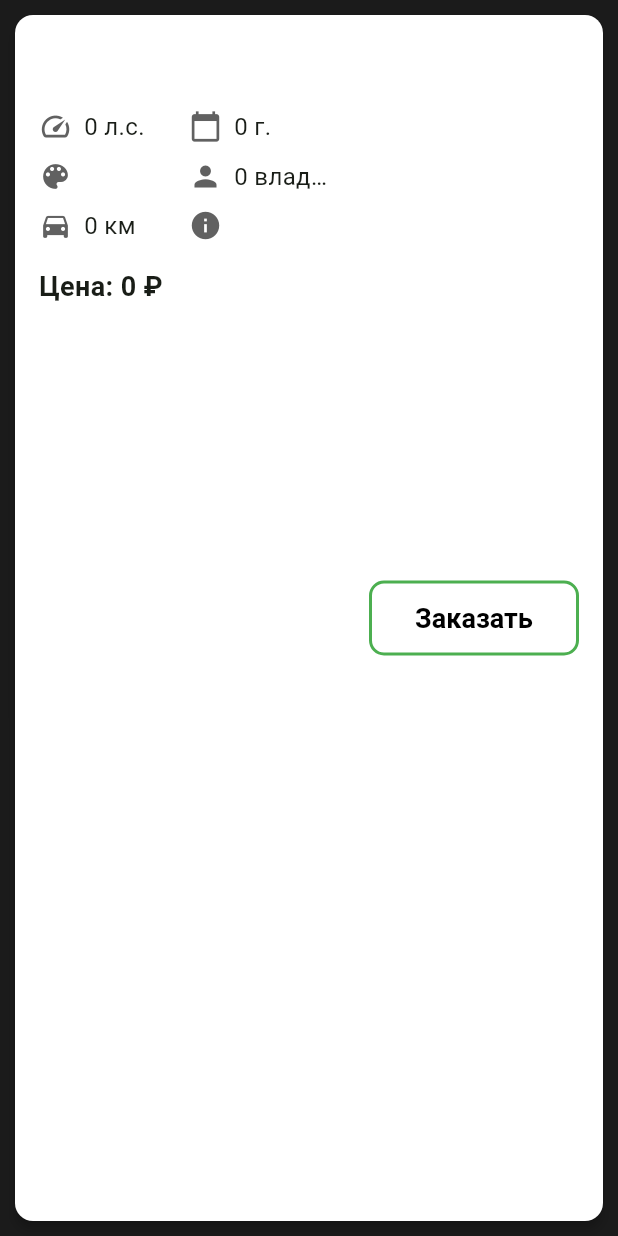
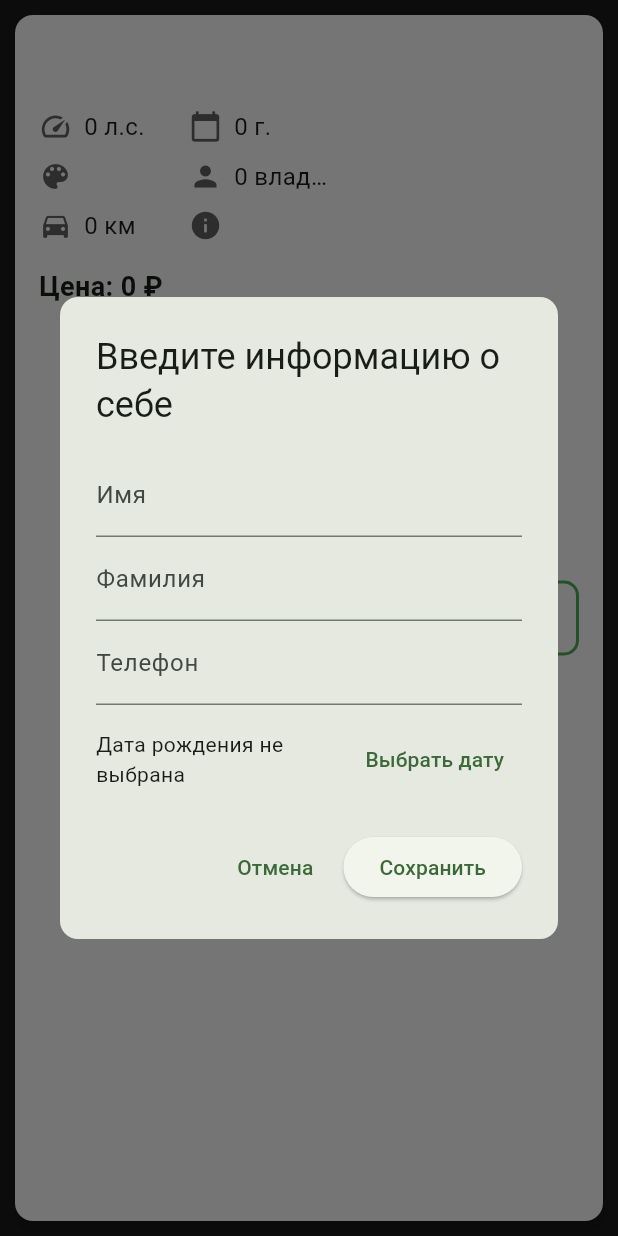
Before and after one commit to Sa9ne/College, a Flutter app: the CarCard widget shown alone on an empty page, opened directly with empty values, after a tap on "Заказать", on a phone screen of 412 x 824 dp. Run offline on Flutter 3.47's test engine with Material 3 defaults, Android fonts, the phone set to English and light mode, and no system bars; network calls fail.

Commit message:
add bought and client

```diff
--- a/CarService/frontend/lib/widgets/Catalog.dart
+++ b/CarService/frontend/lib/widgets/Catalog.dart
@@ -1,6 +1,7 @@
 import 'package:flutter/material.dart';
 import 'package:frontend/models/car.dart';
 import 'package:frontend/services/api_service.dart';
+import 'package:frontend/widgets/Client.dart';
 
 class Catalog extends StatefulWidget {
   const Catalog({super.key});
@@ -123,9 +124,7 @@ class CarCard extends StatelessWidget {
                   width: 140,
                   height: 50,
                   child: OutlinedButton(
-                    onPressed: () {
-                      // действие при заказе
-                    },
+                    onPressed: () => showClientFormDialog(context, car.vin),
                     style: OutlinedButton.styleFrom(
                       side: const BorderSide(color: Colors.green, width: 2),
                       foregroundColor: Colors.black,
--- /dev/null
+++ b/CarService/frontend/lib/widgets/Client.dart
@@ -0,0 +1,123 @@
+import 'package:flutter/material.dart';
+import 'package:frontend/services/api_service.dart';
+import 'package:intl/intl.dart';
+
+void showClientFormDialog(BuildContext context, String selectedCarId) {
+  final _formKey = GlobalKey<FormState>();
+
+  final nameController = TextEditingController();
+  final surnameController = TextEditingController();
+  final phoneController = TextEditingController();
+  DateTime? selectedBirthdate;
+
+  showDialog(
+    context: context,
+    builder: (BuildContext context) {
+      return AlertDialog(
+        shape: RoundedRectangleBorder(borderRadius: BorderRadius.circular(12)),
+        title: const Text('Введите информацию о себе'),
+        content: StatefulBuilder(
+          builder: (context, setState) {
+            return Form(
+              key: _formKey,
+              child: SingleChildScrollView(
+                child: Column(
+                  mainAxisSize: MainAxisSize.min,
+                  children: [
+                    TextFormField(
+                      controller: nameController,
+                      decoration: const InputDecoration(labelText: 'Имя'),
+                      validator: (value) => value == null || value.isEmpty ? 'Введите имя' : null,
+                    ),
+                    TextFormField(
+                      controller: surnameController,
+                      decoration: const InputDecoration(labelText: 'Фамилия'),
+                      validator: (value) => value == null || value.isEmpty ? 'Введите фамилию' : null,
+                    ),
+                    TextFormField(
+                      controller: phoneController,
+                      decoration: const InputDecoration(labelText: 'Телефон'),
+                      validator: (value) => value == null || value.isEmpty ? 'Введите телефон' : null,
+                      keyboardType: TextInputType.phone,
+                    ),
+                    const SizedBox(height: 12),
+                    Row(
+                      children: [
+                        Expanded(
+                          child: Text(
+                            selectedBirthdate == null
+                                ? 'Дата рождения не выбрана'
+                                : DateFormat('dd.MM.yyyy').format(selectedBirthdate!),
+                          ),
+                        ),
+                        TextButton(
+                          onPressed: () async {
+                            final picked = await showDatePicker(
+                              context: context,
+                              initialDate: DateTime(2000),
+                              firstDate: DateTime(1900),
+                              lastDate: DateTime.now(),
+                            );
+                            if (picked != null) {
+                              setState(() {
+                                selectedBirthdate = picked;
+                              });
+                            }
+                          },
+                          child: const Text('Выбрать дату'),
+                        )
+                      ],
+                    )
+                  ],
+                ),
+              ),
+            );
+          },
+        ),
+        actions: [
+          TextButton(
+            onPressed: () => Navigator.of(context).pop(),
+            child: const Text('Отмена'),
+          ),
+          ElevatedButton(
+            onPressed: () async {
+              if (_formKey.currentState!.validate() && selectedBirthdate != null) {
+                final clientData = {
+                  "name": nameController.text,
+                  "surname": surnameController.text,
+                  "birthdate": selectedBirthdate!.toIso8601String() + "Z",
+                  "phone": phoneController.text,
+                };
+
+                final clientId = await addClient(clientData);
+
+                if (clientId != null) {
+                  final success = await makeOrder(clientId, selectedCarId, phoneController.text);
+                  if (success) {
+                    ScaffoldMessenger.of(context).showSnackBar(
+                      const SnackBar(content: Text('Заказ оформлен!')),
+                    );
+                    Navigator.pop(context);
+                  } else {
+                    ScaffoldMessenger.of(context).showSnackBar(
+                      const SnackBar(content: Text('Ошибка оформления заказа')),
+                    );
+                  }
+                } else {
+                  ScaffoldMessenger.of(context).showSnackBar(
+                    const SnackBar(content: Text('Ошибка добавления клиента')),
+                  );
+                }
+              } else if (selectedBirthdate == null) {
+                ScaffoldMessenger.of(context).showSnackBar(
+                  const SnackBar(content: Text('Выберите дату рождения')),
+                );
+              }
+            },
+            child: const Text('Сохранить'),
+          )
+        ],
+      );
+    },
+  );
+}
--- a/CarService/frontend/pubspec.yaml
+++ b/CarService/frontend/pubspec.yaml
@@ -30,6 +30,7 @@ environment:
 dependencies:
   flutter:
     sdk: flutter
+  intl: ^0.18.1
 
   # The following adds the Cupertino Icons font to your application.
   # Use with the CupertinoIcons class for iOS style icons.
```
Also changed, not shown: CarService/frontend/lib/services/api_service.dart (+34 -0 lines), CarService/frontend/pubspec.lock, 7 other files.
